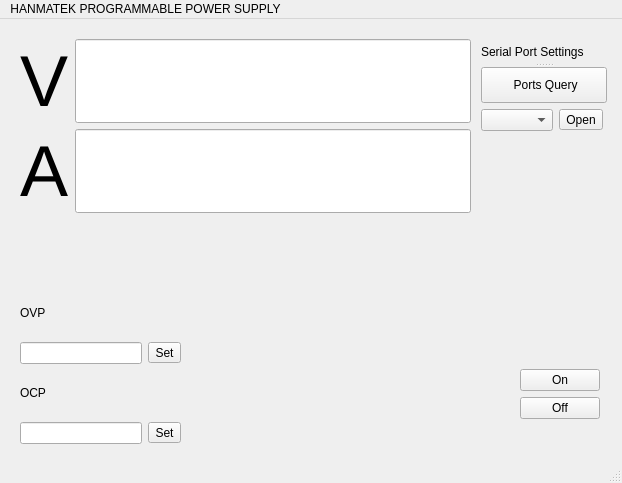
Above: mainwindow.ui from TheComedianLol/Power-Supply-GUI before the change. Below: the same form after it.
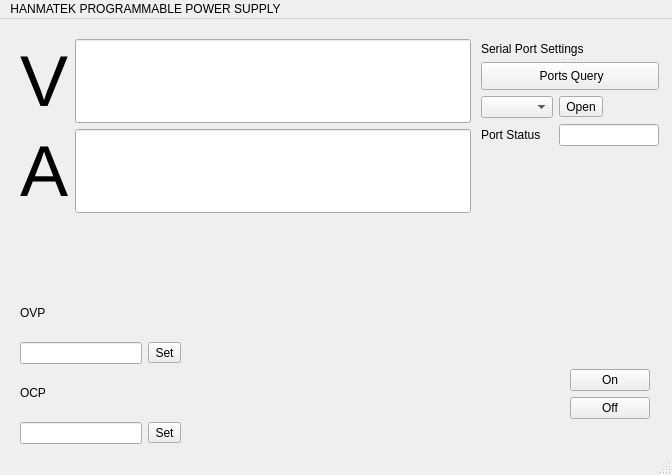
That is the form after the change.

The edit to the form file:
```diff
--- a/mainwindow.ui
+++ b/mainwindow.ui
@@ -6,8 +6,8 @@
    <rect>
     <x>0</x>
     <y>0</y>
-    <width>622</width>
-    <height>483</height>
+    <width>672</width>
+    <height>475</height>
    </rect>
   </property>
   <property name="windowTitle">
@@ -17,7 +17,7 @@
    <widget class="QWidget" name="layoutWidget">
     <property name="geometry">
      <rect>
-      <x>520</x>
+      <x>570</x>
       <y>350</y>
       <width>89</width>
       <height>74</height>
@@ -155,11 +155,21 @@
      <rect>
       <x>481</x>
       <y>21</y>
-      <width>126</width>
-      <height>91</height>
+      <width>178</width>
+      <height>106</height>
      </rect>
     </property>
     <layout class="QFormLayout" name="formLayout_3">
+     <item row="1" column="0">
+      <widget class="QComboBox" name="comboBox"/>
+     </item>
+     <item row="1" column="1">
+      <widget class="QToolButton" name="btnOpenPort">
+       <property name="text">
+        <string>Open</string>
+       </property>
+      </widget>
+     </item>
      <item row="0" column="0" colspan="2">
       <widget class="QSplitter" name="splitter">
        <property name="orientation">
@@ -177,16 +187,16 @@
        </widget>
       </widget>
      </item>
-     <item row="1" column="0">
-      <widget class="QComboBox" name="comboBox"/>
-     </item>
-     <item row="1" column="1">
-      <widget class="QToolButton" name="btnOpenPort">
+     <item row="2" column="0">
+      <widget class="QLabel" name="label">
        <property name="text">
-        <string>Open</string>
+        <string>Port Status</string>
        </property>
       </widget>
      </item>
+     <item row="2" column="1">
+      <widget class="QLineEdit" name="txtPortStatus"/>
+     </item>
     </layout>
    </widget>
   </widget>
@@ -195,8 +205,8 @@
     <rect>
      <x>0</x>
      <y>0</y>
-     <width>622</width>
-     <height>22</height>
+     <width>672</width>
+     <height>21</height>
     </rect>
    </property>
    <widget class="QMenu" name="menuHANMATEK_PROGRAMMABLE_POWER_SUPPLY">
```
